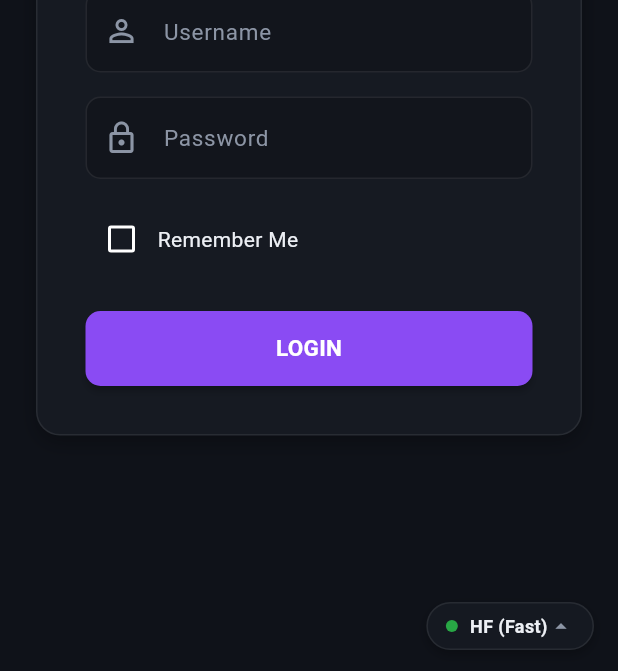
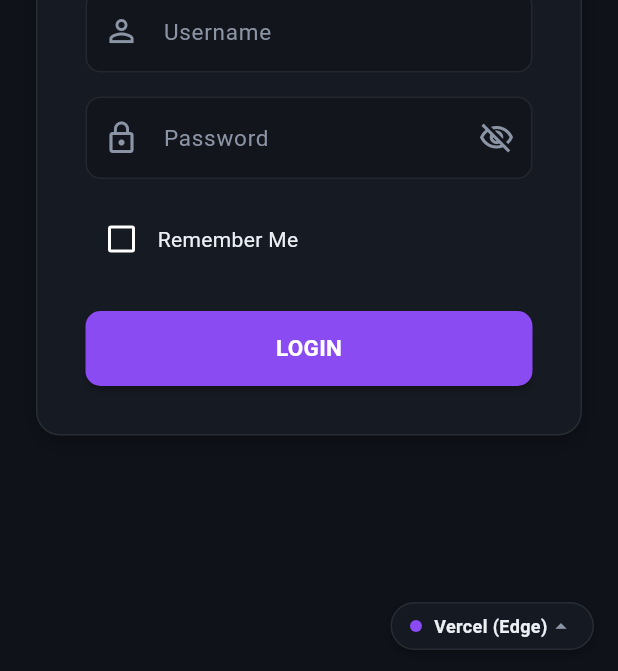
Before and after one commit to JavaBool/SAKA-Manage, a Flutter app: the screen it shows after launch, on a phone screen of 412 x 824 dp. Shown: the part 562-1233 px from the top of the screen. Run offline on Flutter 3.47's test engine with Material 3 defaults, Android fonts, the phone set to English and light mode, and no system bars; our stand-ins replace connectivity_plus, dio, file_picker, firebase_core, firebase_messaging, flutter_local_notifications and 5 more; missing offline and left inert: local_notifier, tray_manager, window_manager; accounts and stored records are empty.

Commit message:
Set default backend URL to Vercel and add password visibility toggle in login screen

```diff
--- a/client_flutter/lib/core/providers.dart
+++ b/client_flutter/lib/core/providers.dart
@@ -30,7 +30,7 @@ class BackendUrlNotifier extends StateNotifier<String> {
   static const String renderUrl = 'https://saka-manage.onrender.com/api/v1';
   static const String vercelUrl = 'https://saka-manage.vercel.app/api/v1';
 
-  BackendUrlNotifier(this._storage) : super(huggingFaceUrl) {
+  BackendUrlNotifier(this._storage) : super(vercelUrl) {
     _loadUrl();
   }
 
--- a/client_flutter/lib/features/auth/presentation/login_screen.dart
+++ b/client_flutter/lib/features/auth/presentation/login_screen.dart
@@ -20,6 +20,7 @@ class _LoginScreenState extends ConsumerState<LoginScreen> {
   bool _rememberMe = false;
   bool _isLoading = false;
   String? _errorMessage;
+  bool _obscurePassword = true;
 
   @override
   void initState() {
@@ -176,10 +177,23 @@ class _LoginScreenState extends ConsumerState<LoginScreen> {
                         const SizedBox(height: 16),
                         TextFormField(
                           controller: _passwordController,
-                          obscureText: true,
-                          decoration: const InputDecoration(
+                          obscureText: _obscurePassword,
+                          decoration: InputDecoration(
                             labelText: "Password",
-                            prefixIcon: Icon(Icons.lock_outline, color: AppTheme.textMuted),
+                            prefixIcon: const Icon(Icons.lock_outline, color: AppTheme.textMuted),
+                            suffixIcon: IconButton(
+                              icon: Icon(
+                                _obscurePassword
+                                    ? Icons.visibility_off_outlined
+                                    : Icons.visibility_outlined,
+                                color: AppTheme.textMuted,
+                              ),
+                              onPressed: () {
+                                setState(() {
+                                  _obscurePassword = !_obscurePassword;
+                                });
+                              },
+                            ),
                           ),
                           validator: (val) => val == null || val.isEmpty
                               ? "Password is required"
```
